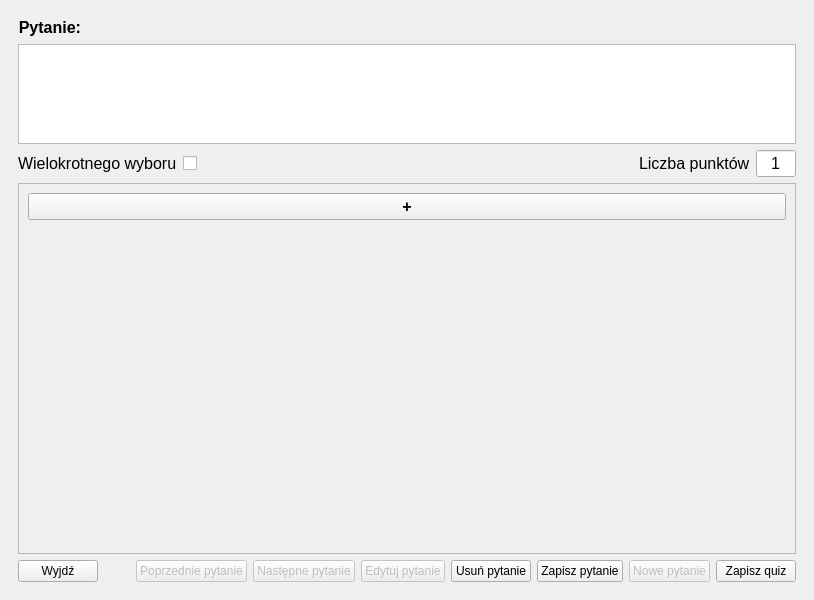
Old version of the form quiz_creator_gui.ui in the repository M4tth3wG/Quizer.
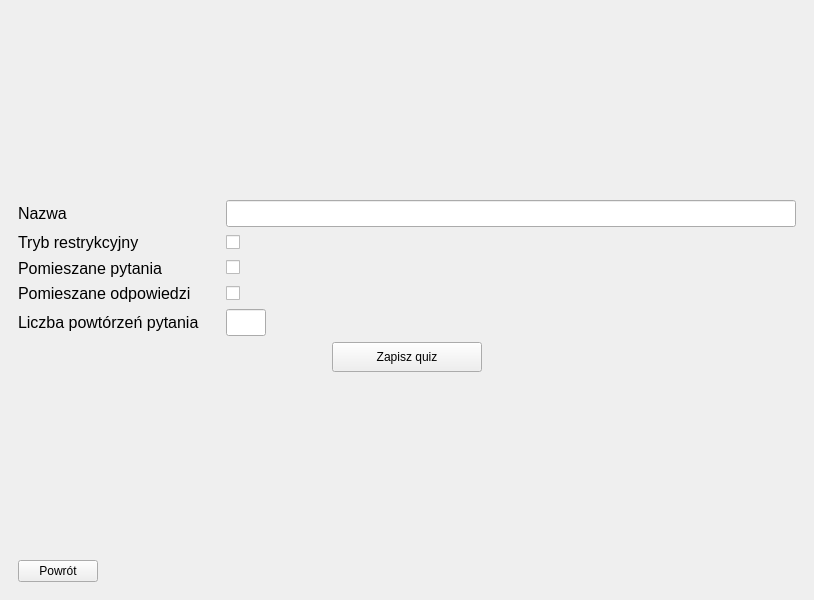
New version of the form.

Commit message: added quiz parameters input

Diff of the .ui file:
```diff
--- a/quiz_creator_gui.ui
+++ b/quiz_creator_gui.ui
@@ -20,11 +20,17 @@
    <string>Quiz creator</string>
   </property>
   <widget class="QWidget" name="centralwidget">
+   <property name="sizePolicy">
+    <sizepolicy hsizetype="Preferred" vsizetype="Preferred">
+     <horstretch>0</horstretch>
+     <verstretch>0</verstretch>
+    </sizepolicy>
+   </property>
    <layout class="QGridLayout" name="gridLayout">
     <item row="0" column="0">
      <widget class="QStackedWidget" name="stackedWidget">
       <property name="currentIndex">
-       <number>0</number>
+       <number>1</number>
       </property>
       <widget class="QWidget" name="page">
        <layout class="QVBoxLayout" name="verticalLayout">
@@ -356,14 +362,306 @@
            </widget>
           </item>
           <item alignment="Qt::AlignVCenter">
+           <widget class="QPushButton" name="select_quiz_parameters_btn">
+            <property name="enabled">
+             <bool>true</bool>
+            </property>
+            <property name="text">
+             <string>Zapisz quiz</string>
+            </property>
+           </widget>
+          </item>
+         </layout>
+        </item>
+       </layout>
+      </widget>
+      <widget class="QWidget" name="quiz_parameters_page">
+       <layout class="QVBoxLayout" name="verticalLayout_2">
+        <item>
+         <spacer name="verticalSpacer_3">
+          <property name="orientation">
+           <enum>Qt::Vertical</enum>
+          </property>
+          <property name="sizeHint" stdset="0">
+           <size>
+            <width>20</width>
+            <height>40</height>
+           </size>
+          </property>
+         </spacer>
+        </item>
+        <item>
+         <layout class="QGridLayout" name="gridLayout_2">
+          <item row="0" column="0">
+           <widget class="QLabel" name="label_3">
+            <property name="font">
+             <font>
+              <family>Arial</family>
+              <pointsize>12</pointsize>
+             </font>
+            </property>
+            <property name="text">
+             <string>Nazwa</string>
+            </property>
+            <property name="textInteractionFlags">
+             <set>Qt::NoTextInteraction</set>
+            </property>
+           </widget>
+          </item>
+          <item row="2" column="0">
+           <widget class="QLabel" name="label_5">
+            <property name="font">
+             <font>
+              <family>Arial</family>
+              <pointsize>12</pointsize>
+             </font>
+            </property>
+            <property name="text">
+             <string>Pomieszane pytania</string>
+            </property>
+            <property name="textInteractionFlags">
+             <set>Qt::NoTextInteraction</set>
+            </property>
+           </widget>
+          </item>
+          <item row="1" column="0">
+           <widget class="QLabel" name="label_4">
+            <property name="font">
+             <font>
+              <family>Arial</family>
+              <pointsize>12</pointsize>
+             </font>
+            </property>
+            <property name="text">
+             <string>Tryb restrykcyjny</string>
+            </property>
+            <property name="textInteractionFlags">
+             <set>Qt::NoTextInteraction</set>
+            </property>
+           </widget>
+          </item>
+          <item row="3" column="2" alignment="Qt::AlignLeft|Qt::AlignVCenter">
+           <widget class="QCheckBox" name="quiz_answers_shuffle_check_box">
+            <property name="text">
+             <string/>
+            </property>
+           </widget>
+          </item>
+          <item row="4" column="2" alignment="Qt::AlignLeft|Qt::AlignTop">
+           <widget class="QLineEdit" name="quiz_number_of_question_repetition_line_edit">
+            <property name="sizePolicy">
+             <sizepolicy hsizetype="Fixed" vsizetype="Fixed">
+              <horstretch>0</horstretch>
+              <verstretch>0</verstretch>
+             </sizepolicy>
+            </property>
+            <property name="minimumSize">
+             <size>
+              <width>40</width>
+              <height>0</height>
+             </size>
+            </property>
+            <property name="maximumSize">
+             <size>
+              <width>40</width>
+              <height>16777215</height>
+             </size>
+            </property>
+            <property name="font">
+             <font>
+              <family>Arial</family>
+              <pointsize>12</pointsize>
+             </font>
+            </property>
+            <property name="alignment">
+             <set>Qt::AlignCenter</set>
+            </property>
+           </widget>
+          </item>
+          <item row="1" column="2">
+           <widget class="QCheckBox" name="quiz_restrictive_mode_check_box">
+            <property name="sizePolicy">
+             <sizepolicy hsizetype="Fixed" vsizetype="Fixed">
+              <horstretch>0</horstretch>
+              <verstretch>0</verstretch>
+             </sizepolicy>
+            </property>
+            <property name="text">
+             <string/>
+            </property>
+           </widget>
+          </item>
+          <item row="4" column="0">
+           <widget class="QLabel" name="label_7">
+            <property name="font">
+             <font>
+              <family>Arial</family>
+              <pointsize>12</pointsize>
+             </font>
+            </property>
+            <property name="text">
+             <string>Liczba powtórzeń pytania</string>
+            </property>
+            <property name="textInteractionFlags">
+             <set>Qt::NoTextInteraction</set>
+            </property>
+           </widget>
+          </item>
+          <item row="0" column="2">
+           <widget class="QLineEdit" name="quiz_name_edit">
+            <property name="sizePolicy">
+             <sizepolicy hsizetype="Fixed" vsizetype="Fixed">
+              <horstretch>0</horstretch>
+              <verstretch>0</verstretch>
+             </sizepolicy>
+            </property>
+            <property name="minimumSize">
+             <size>
+              <width>570</width>
+              <height>0</height>
+             </size>
+            </property>
+            <property name="maximumSize">
+             <size>
+              <width>570</width>
+              <height>16777215</height>
+             </size>
+            </property>
+            <property name="font">
+             <font>
+              <family>Arial</family>
+              <pointsize>12</pointsize>
+             </font>
+            </property>
+           </widget>
+          </item>
+          <item row="2" column="2" alignment="Qt::AlignLeft|Qt::AlignVCenter">
+           <widget class="QCheckBox" name="quiz_shuffle_check_box">
+            <property name="text">
+             <string/>
+            </property>
+           </widget>
+          </item>
+          <item row="3" column="0">
+           <widget class="QLabel" name="label_6">
+            <property name="font">
+             <font>
+              <family>Arial</family>
+              <pointsize>12</pointsize>
+             </font>
+            </property>
+            <property name="text">
+             <string>Pomieszane odpowiedzi</string>
+            </property>
+            <property name="textInteractionFlags">
+             <set>Qt::NoTextInteraction</set>
+            </property>
+           </widget>
+          </item>
+          <item row="2" column="1">
+           <spacer name="horizontalSpacer_7">
+            <property name="orientation">
+             <enum>Qt::Horizontal</enum>
+            </property>
+            <property name="sizeHint" stdset="0">
+             <size>
+              <width>40</width>
+              <height>20</height>
+             </size>
+            </property>
+           </spacer>
+          </item>
+         </layout>
+        </item>
+        <item>
+         <layout class="QGridLayout" name="gridLayout_4">
+          <item row="0" column="0">
+           <spacer name="horizontalSpacer_5">
+            <property name="orientation">
+             <enum>Qt::Horizontal</enum>
+            </property>
+            <property name="sizeHint" stdset="0">
+             <size>
+              <width>40</width>
+              <height>20</height>
+             </size>
+            </property>
+           </spacer>
+          </item>
+          <item row="0" column="1">
            <widget class="QPushButton" name="save_quiz_btn">
-            <property name="enabled">
-             <bool>true</bool>
+            <property name="sizePolicy">
+             <sizepolicy hsizetype="Fixed" vsizetype="Fixed">
+              <horstretch>0</horstretch>
+              <verstretch>0</verstretch>
+             </sizepolicy>
+            </property>
+            <property name="minimumSize">
+             <size>
+              <width>150</width>
+              <height>30</height>
+             </size>
+            </property>
+            <property name="maximumSize">
+             <size>
+              <width>150</width>
+              <height>30</height>
+             </size>
             </property>
             <property name="text">
              <string>Zapisz quiz</string>
             </property>
            </widget>
+          </item>
+          <item row="0" column="2">
+           <spacer name="horizontalSpacer_6">
+            <property name="orientation">
+             <enum>Qt::Horizontal</enum>
+            </property>
+            <property name="sizeHint" stdset="0">
+             <size>
+              <width>40</width>
+              <height>20</height>
+             </size>
+            </property>
+           </spacer>
+          </item>
+         </layout>
+        </item>
+        <item>
+         <spacer name="verticalSpacer_2">
+          <property name="orientation">
+           <enum>Qt::Vertical</enum>
+          </property>
+          <property name="sizeHint" stdset="0">
+           <size>
+            <width>20</width>
+            <height>40</height>
+           </size>
+          </property>
+         </spacer>
+        </item>
+        <item>
+         <layout class="QGridLayout" name="gridLayout_3">
+          <item row="0" column="0">
+           <widget class="QPushButton" name="back_to_creator_btn">
+            <property name="text">
+             <string>Powrót</string>
+            </property>
+           </widget>
+          </item>
+          <item row="0" column="1">
+           <spacer name="horizontalSpacer_3">
+            <property name="orientation">
+             <enum>Qt::Horizontal</enum>
+            </property>
+            <property name="sizeHint" stdset="0">
+             <size>
+              <width>40</width>
+              <height>20</height>
+             </size>
+            </property>
+           </spacer>
           </item>
          </layout>
         </item>
```
The commit also changes 2 other files.
